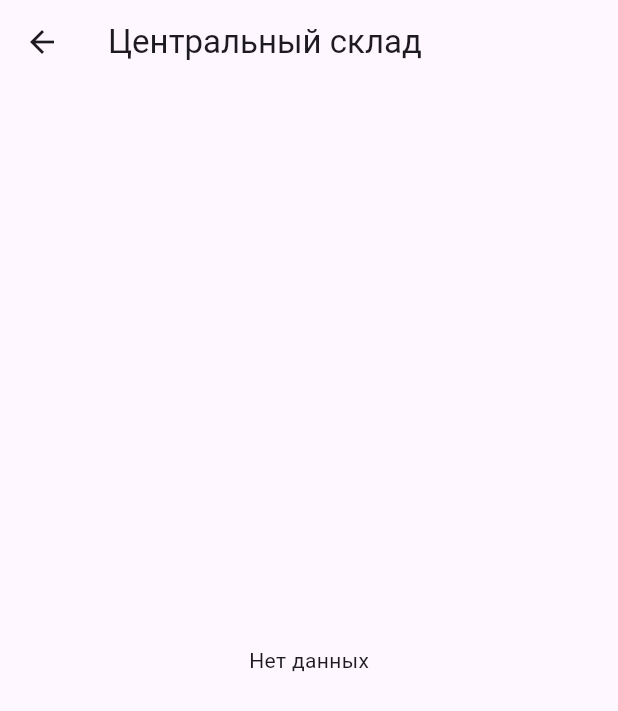
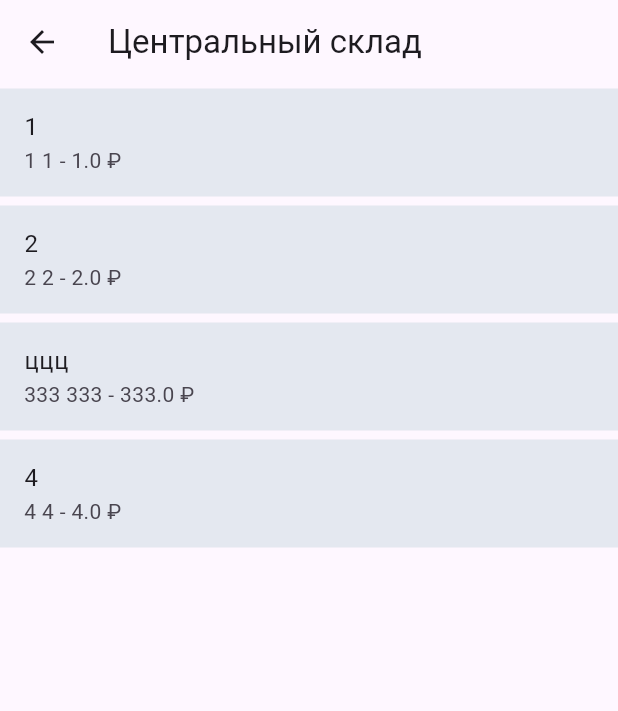
Before and after one commit to AHTOH-CODER/kyrsach, a Flutter app: the screen it shows after launch, after a tap on the "storage" icon, on a phone screen of 412 x 824 dp. Shown: the top 711 px of the screen. Run offline on Flutter 3.47's test engine with Material 3 defaults, Android fonts, the phone set to English and light mode, and no system bars; accounts and stored records are empty.

Commit message:
version 2.0

```diff
--- a/assets/central_warehouse.json
+++ b/assets/central_warehouse.json
@@ -1 +1 @@
-[{"name":"1","unit":"1","price":1.0,"quantity":1,"supplier":{"name":"1","address":"1","directorName":"1","phone":"1","bank":"1","accountNumber":"1","inn":"1"},"deliveryDate":"1"},{"name":"2","unit":"2","price":2.0,"quantity":2,"supplier":{"name":"2","address":"2","directorName":"2","phone":"2","bank":"2","accountNumber":"2","inn":"2"},"deliveryDate":"2"},{"name":"ццц","unit":"333","price":333.0,"quantity":333,"supplier":{"name":"3","address":"3","directorName":"3","phone":"3","bank":"3","accountNumber":"3","inn":"3"},"deliveryDate":"3"}]
+[{"name":"1","unit":"1","price":1.0,"quantity":1,"supplier":{"name":"1","address":"1","directorName":"1","phone":"1","bank":"1","accountNumber":"1","inn":"1"},"deliveryDate":"1"},{"name":"2","unit":"2","price":2.0,"quantity":2,"supplier":{"name":"2","address":"2","directorName":"2","phone":"2","bank":"2","accountNumber":"2","inn":"2"},"deliveryDate":"2"},{"name":"ццц","unit":"333","price":333.0,"quantity":333,"supplier":{"name":"3","address":"3","directorName":"3","phone":"3","bank":"3","accountNumber":"3","inn":"3"},"deliveryDate":"3"},{"name":"4","unit":"4","price":4.0,"quantity":4,"supplier":{"name":"4","address":"4","directorName":"4","phone":"4","bank":"4","accountNumber":"4","inn":"4"},"deliveryDate":"4"}]
--- a/lib/pages/central_warehouse.dart
+++ b/lib/pages/central_warehouse.dart
@@ -1,13 +1,31 @@
 import 'dart:convert';
 import 'dart:io';
 import 'package:flutter/material.dart';
-import 'package:path_provider/path_provider.dart';
+import 'package:flutter/services.dart';
 import 'package:kyrsach/models.dart';
 
-class CentralWarehouseScreen extends StatelessWidget {
+class CentralWarehouseScreen extends StatefulWidget {
   final String level;
 
   CentralWarehouseScreen({required this.level});
+
+  @override
+  State<CentralWarehouseScreen> createState() => _CentralWarehouseScreenState();
+}
+
+class _CentralWarehouseScreenState extends State<CentralWarehouseScreen> {
+  late Future<List<StockItem>> items;
+  @override
+  void initState() {
+    super.initState();
+    items = _loadStores();
+  }
+
+  Future<List<StockItem>> _loadStores() async {
+    final String response = await rootBundle.loadString('assets/central_warehouse.json');
+    final List<dynamic> data = json.decode(response);
+    return data.map((storeJson) => StockItem.fromJson(storeJson)).toList();
+  }
 
   @override
   Widget build(BuildContext context) {
@@ -16,7 +34,7 @@ class CentralWarehouseScreen extends StatelessWidget {
         title: const Text('Центральный склад'),
       ),
       body: FutureBuilder<List<StockItem>>(
-        future: _loadStockItems(),
+        future: items,
         builder: (context, snapshot) {
           if (snapshot.connectionState == ConnectionState.waiting) {
             return const Center(child: CircularProgressIndicator());
@@ -49,7 +67,7 @@ class CentralWarehouseScreen extends StatelessWidget {
           );
         },
       ),
-      floatingActionButton: level == 'admin' // Условие для отображения кнопки
+      floatingActionButton: widget.level == 'admin' // Условие для отображения кнопки
           ? FloatingActionButton(
               onPressed: () {
                 _showRegisterProductDialog(context);
```
